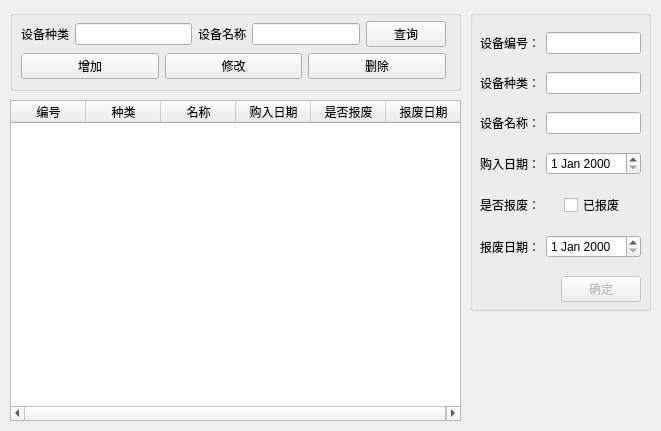
Above: DeviceManageSystem.ui from wzy88111/DeviceManageSystem before the change. Below: the same form after it.
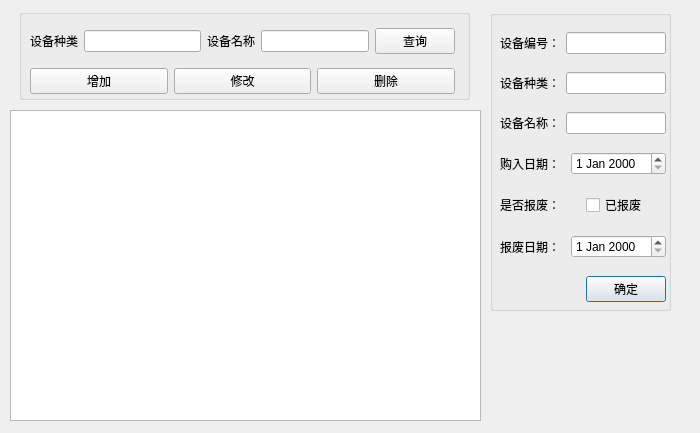
That is the form after the change.

Commit message: 完成查询，添加、更新和删除以及界面交互的逻辑

```diff
--- a/DeviceManageSystem.ui
+++ b/DeviceManageSystem.ui
@@ -6,8 +6,8 @@
    <rect>
     <x>0</x>
     <y>0</y>
-    <width>661</width>
-    <height>431</height>
+    <width>700</width>
+    <height>433</height>
    </rect>
   </property>
   <property name="windowTitle">
@@ -20,9 +20,9 @@
    <property name="geometry">
     <rect>
      <x>10</x>
-     <y>100</y>
-     <width>451</width>
-     <height>321</height>
+     <y>110</y>
+     <width>471</width>
+     <height>311</height>
     </rect>
    </property>
    <property name="horizontalScrollBarPolicy">
@@ -40,6 +40,9 @@
    <property name="selectionBehavior">
     <enum>QAbstractItemView::SelectRows</enum>
    </property>
+   <property name="textElideMode">
+    <enum>Qt::ElideMiddle</enum>
+   </property>
    <property name="horizontalScrollMode">
     <enum>QAbstractItemView::ScrollPerPixel</enum>
    </property>
@@ -50,7 +53,7 @@
     <bool>false</bool>
    </attribute>
    <attribute name="horizontalHeaderDefaultSectionSize">
-    <number>75</number>
+    <number>77</number>
    </attribute>
    <attribute name="horizontalHeaderShowSortIndicator" stdset="0">
     <bool>false</bool>
@@ -58,44 +61,17 @@
    <attribute name="horizontalHeaderStretchLastSection">
     <bool>false</bool>
    </attribute>
+   <attribute name="verticalHeaderVisible">
+    <bool>false</bool>
+   </attribute>
    <attribute name="verticalHeaderShowSortIndicator" stdset="0">
     <bool>false</bool>
    </attribute>
-   <column>
-    <property name="text">
-     <string>编号</string>
-    </property>
-   </column>
-   <column>
-    <property name="text">
-     <string>种类</string>
-    </property>
-   </column>
-   <column>
-    <property name="text">
-     <string>名称</string>
-    </property>
-   </column>
-   <column>
-    <property name="text">
-     <string>购入日期</string>
-    </property>
-   </column>
-   <column>
-    <property name="text">
-     <string>是否报废</string>
-    </property>
-   </column>
-   <column>
-    <property name="text">
-     <string>报废日期</string>
-    </property>
-   </column>
   </widget>
   <widget class="QGroupBox" name="groupBox">
    <property name="geometry">
     <rect>
-     <x>470</x>
+     <x>490</x>
      <y>10</y>
      <width>181</width>
      <height>301</height>
@@ -104,12 +80,12 @@
    <property name="title">
     <string/>
    </property>
-   <widget class="QWidget" name="">
+   <widget class="QWidget" name="layoutWidget">
     <property name="geometry">
      <rect>
       <x>10</x>
       <y>10</y>
-      <width>161</width>
+      <width>166</width>
       <height>301</height>
      </rect>
     </property>
@@ -220,7 +196,7 @@
        <item>
         <widget class="QPushButton" name="m_ok">
          <property name="enabled">
-          <bool>false</bool>
+          <bool>true</bool>
          </property>
          <property name="text">
           <string>确定</string>
@@ -235,23 +211,23 @@
   <widget class="QGroupBox" name="groupBox_2">
    <property name="geometry">
     <rect>
-     <x>10</x>
-     <y>10</y>
+     <x>19</x>
+     <y>9</y>
      <width>451</width>
-     <height>81</height>
+     <height>91</height>
     </rect>
    </property>
    <property name="title">
     <string/>
    </property>
   </widget>
-  <widget class="QWidget" name="">
+  <widget class="QWidget" name="layoutWidget">
    <property name="geometry">
     <rect>
-     <x>21</x>
-     <y>21</y>
+     <x>30</x>
+     <y>20</y>
      <width>425</width>
-     <height>58</height>
+     <height>82</height>
     </rect>
    </property>
    <layout class="QVBoxLayout" name="verticalLayout">
@@ -321,6 +297,19 @@
     </item>
    </layout>
   </widget>
+  <widget class="QLabel" name="m_query_result">
+   <property name="geometry">
+    <rect>
+     <x>500</x>
+     <y>340</y>
+     <width>171</width>
+     <height>31</height>
+    </rect>
+   </property>
+   <property name="text">
+    <string/>
+   </property>
+  </widget>
  </widget>
  <resources/>
  <connections/>
```
The commit also changes 2 other files.
